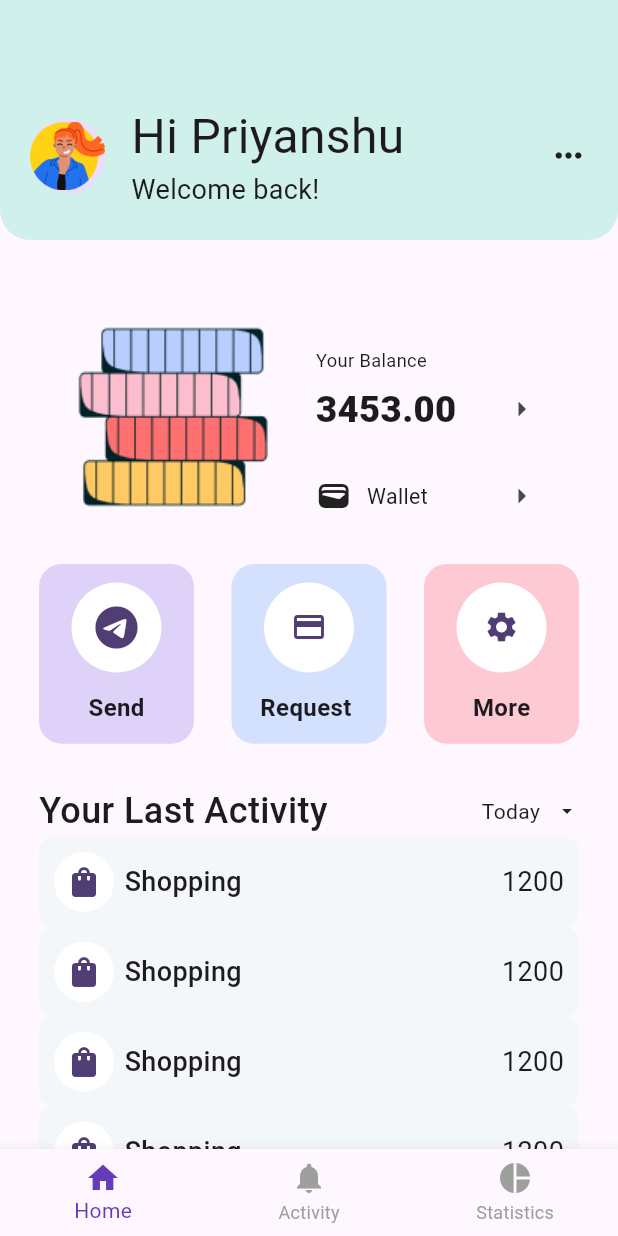
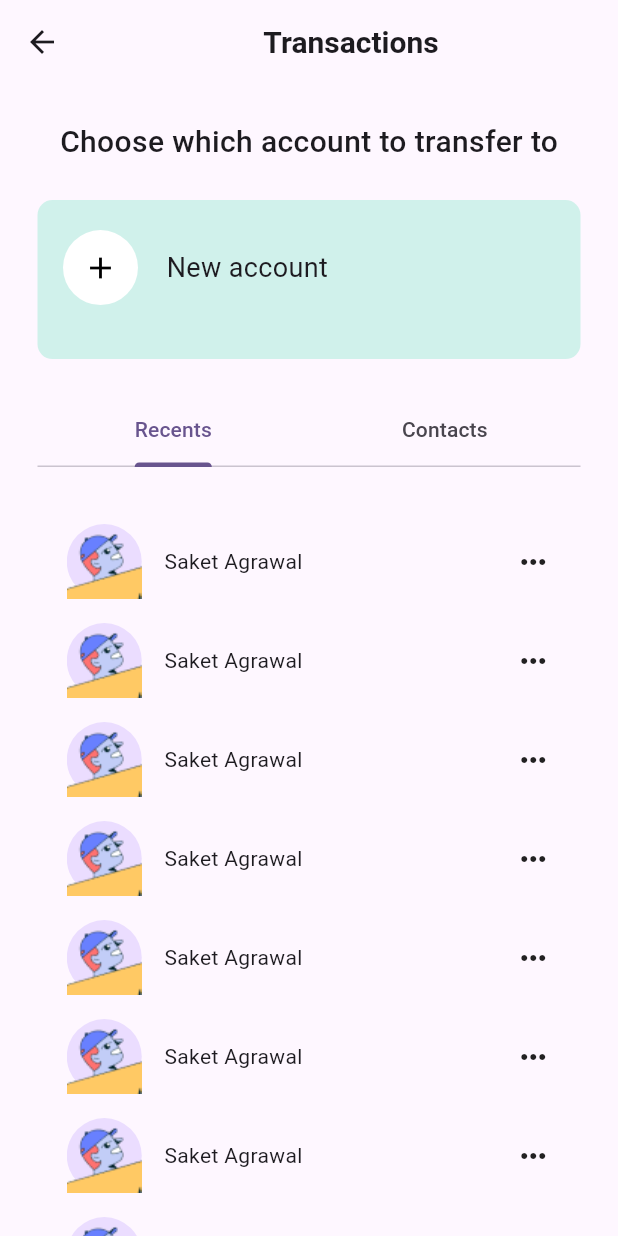
Before and after one commit to quant-1729/finance_app, a Flutter app: the screen it shows after launch, after a tap on "Request", on a phone screen of 412 x 824 dp. Run offline on Flutter 3.47's test engine with Material 3 defaults, Android fonts, the phone set to English and light mode, and no system bars; our stand-ins replace flutter_screenutil, smooth_page_indicator; missing offline and left inert: dart:ffi.

Commit message:
Tranction complete

```diff
--- a/lib/lib/Views/homepage.dart
+++ b/lib/lib/Views/homepage.dart
@@ -2,6 +2,7 @@ import 'dart:ffi';
 import 'dart:ui';
 
 import 'package:finance_app/lib/Views/sendmoney.dart';
+import 'package:finance_app/lib/Views/transctions.dart';
 import 'package:finance_app/lib/Views/wallet.dart';
 import 'package:flutter/cupertino.dart';
 import 'package:flutter/material.dart';
@@ -184,7 +185,10 @@ Widget option(BuildContext context){
             Navigator.push(context, MaterialPageRoute(builder: (context)=> Sendmoney()));
           }),
           Spacer(),
-          optioncard(Icon(Icons.payment), Color(0xFFD3E1FF),"Request ", (){}),
+          optioncard(Icon(Icons.payment), Color(0xFFD3E1FF),"Request ", (){
+            Navigator.push(context, MaterialPageRoute(builder: (context)=> Transactions()));
+
+          }),
         Spacer(),
         optioncard(Icon(Icons.settings), Color(0xFFFDC9D2), "More",(){})
       ],
--- /dev/null
+++ b/lib/lib/Views/transctions.dart
@@ -0,0 +1,124 @@
+import 'package:flutter/material.dart';
+import 'package:flutter_screenutil/flutter_screenutil.dart';
+
+class Transactions extends StatefulWidget {
+  const Transactions({super.key});
+
+  @override
+  State<Transactions> createState() => _TransactionsState();
+}
+
+class _TransactionsState extends State<Transactions> with SingleTickerProviderStateMixin {
+  late TabController _tabController;
+
+  @override
+  void initState() {
+    super.initState();
+    _tabController = TabController(length: 2, vsync: this);
+  }
+
+  @override
+  Widget build(BuildContext context) {
+    return Scaffold(
+      appBar: AppBar(
+        title: Center(
+          child: Text(
+            "Transactions",
+            style: TextStyle(
+              fontSize: 20,
+              fontWeight: FontWeight.w600,
+            ),
+          ),
+        ),
+      ),
+      body: Padding(
+        padding: EdgeInsets.symmetric(horizontal: 25),
+        child: Column(
+          children: [
+            SizedBox(height: 24.h),
+            Text(
+              "Choose which account to transfer to",
+              style: TextStyle(fontSize: 20, fontWeight: FontWeight.w500),
+            ),
+            SizedBox(height: 24),
+            Container(
+              decoration: BoxDecoration(
+                borderRadius: BorderRadius.all(Radius.circular(10)),
+                color: Color(0xFFD0F1EB),
+              ),
+              child: Padding(
+                padding: EdgeInsets.symmetric(vertical: 20),
+                child: Column(
+                  children: [
+                    Row(
+                      children: [
+                        SizedBox(width: 17),
+                        CircleAvatar(
+                          radius: 25,
+                          child: Icon(Icons.add, size: 24, color: Colors.black),
+                          backgroundColor: Colors.white,
+                        ),
+                        SizedBox(width: 19),
+                        Text("New account", style: TextStyle(fontSize: 18)),
+                      ],
+                    ),
+                    SizedBox(height: 16),
+
+                  ],
+                ),
+              ),
+            ),
+            SizedBox(height: 24,),
+            TabBar(
+              controller: _tabController,
+              tabs: [
+                Tab(text: 'Recents'),
+                Tab(text: 'Contacts'),
+              ],
+            ),
+            SizedBox(height: 30,),
+            Expanded(
+              child: Padding(
+                padding:  EdgeInsets.symmetric(horizontal: 19.5),
+                child: TabBarView(
+                  controller: _tabController,
+                  children: [
+                    Recents(),
+                    Recents(),
+                  ],
+                ),
+              ),
+            ),
+          ],
+        ),
+      ),
+    );
+  }
+
+  Widget Recents() {
+    return ListView.builder(
+      itemCount: 10,
+      itemBuilder: (context, index) {
+        return card();
+      },
+    );
+  }
+
+  Widget card() {
+    return Padding(
+      padding: EdgeInsets.symmetric(vertical: 8.0),
+      child: Row(
+        children: [
+          CircleAvatar(radius: 25, child: Image.asset('Assests/avatar (5).png')),
+          SizedBox(width: 15),
+          Text("Saket Agrawal", style: TextStyle(fontSize: 14)),
+          Spacer(),
+          Icon(
+            Icons.more_horiz,
+            size: 24,
+          ),
+        ],
+      ),
+    );
+  }
+}
```
